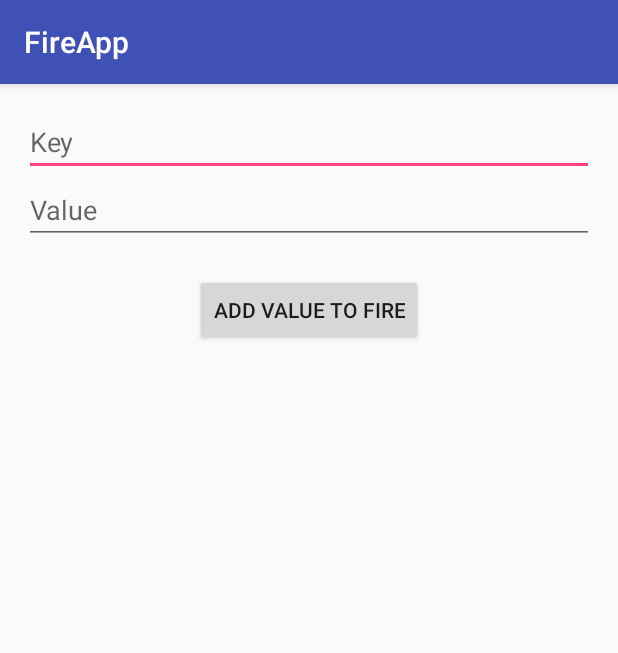
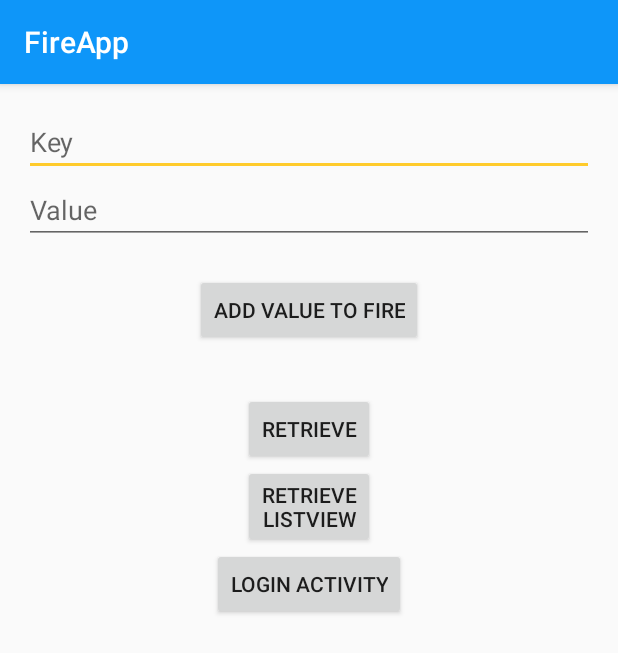
Before and after one commit to kedarnadkarny/FirebaseApp, an Android app: the screen it shows after launch (MainActivity), on a phone screen of 412 x 824 dp. Shown: the top 653 px of the screen. Run offline under Robolectric (Android 15) with nearby library versions, the phone set to English and light mode, and no system bars; libraries missing offline, so code that uses them is left out: com.firebase.client; 3 statements that could not run were skipped.

Commit message:
update 1

```diff
--- a/app/build.gradle
+++ b/app/build.gradle
@@ -10,6 +10,7 @@ android {
         targetSdkVersion 23
         versionCode 1
         versionName "1.0"
+        multiDexEnabled true
     }
     buildTypes {
         release {
@@ -25,8 +26,9 @@ dependencies {
     compile 'com.android.support:appcompat-v7:23.4.0'
     compile 'com.google.firebase:firebase-database:9.2.0'
 //    compile 'com.google.firebase:firebase-crash:9.4.0'
-//    compile 'com.google.firebase:firebase-auth:9.4.0'
+    compile 'com.google.firebase:firebase-messaging:9.2.0'
+    compile 'com.google.firebase:firebase-auth:9.2.0'
     compile 'com.firebase:firebase-client-android:2.5.0'
-//    compile fileTree(dir: 'libs', include: 'Parse-*.jar')
+    //compile 'com.firebaseui:firebase-ui:0.3.1'
 }
 apply plugin: 'com.google.gms.google-services'
--- a/app/src/main/java/com/example/kedar/fireapp/MainActivity.java
+++ b/app/src/main/java/com/example/kedar/fireapp/MainActivity.java
@@ -1,5 +1,6 @@
 package com.example.kedar.fireapp;
 
+import android.content.Intent;
 import android.support.v7.app.AppCompatActivity;
 import android.os.Bundle;
 import android.view.View;
@@ -8,11 +9,10 @@ import android.widget.EditText;
 import android.widget.Toast;
 
 import com.firebase.client.Firebase;
-import com.google.firebase.FirebaseApp;
 
 public class MainActivity extends AppCompatActivity {
 
-    private Button mSendData;
+    private Button mSendData, btnRetrieve, btnListViewActivity, btnLoginActivity;
     private Firebase mRef;
     private EditText mValueField, mKeyField;
 
@@ -26,6 +26,10 @@ public class MainActivity extends AppCompatActivity {
         mSendData = (Button) findViewById(R.id.sendData);
         mValueField = (EditText) findViewById(R.id.valueText);
         mKeyField = (EditText) findViewById(R.id.keyText);
+        btnRetrieve = (Button) findViewById(R.id.buttonRetrieve) ;
+        btnListViewActivity = (Button) findViewById(R.id.listViewButton);
+        btnLoginActivity = (Button) findViewById(R.id.LoginActivityBtn);
+
 
         mSendData.setOnClickListener(new View.OnClickListener() {
             @Override
@@ -41,5 +45,27 @@ public class MainActivity extends AppCompatActivity {
                 Toast.makeText(MainActivity.this, "Key:Value Added", Toast.LENGTH_SHORT).show();
             }
         });
+
+        btnRetrieve.setOnClickListener(new View.OnClickListener() {
+            @Override
+            public void onClick(View v) {
+                startActivity(new Intent(MainActivity.this, RetrieveActivity.class));
+            }
+        });
+
+        btnListViewActivity.setOnClickListener(new View.OnClickListener() {
+            @Override
+            public void onClick(View v) {
+                startActivity(new Intent(MainActivity.this, RetrieveListActivity.class));
+            }
+        });
+
+        btnLoginActivity.setOnClickListener(new View.OnClickListener() {
+            @Override
+            public void onClick(View v) {
+                startActivity(new Intent(MainActivity.this, LoginActivity.class));
+            }
+        });
+
     }
 }
--- /dev/null
+++ b/app/src/main/res/drawable/btn_background.xml
@@ -0,0 +1,5 @@
+<?xml version="1.0" encoding="utf-8"?>
+<shape xmlns:android="http://schemas.android.com/apk/res/android">
+    <solid android:color="@color/colorAccent" />
+    <corners android:radius="5dp" />
+</shape>
--- /dev/null
+++ b/app/src/main/res/drawable/input_background.xml
@@ -0,0 +1,5 @@
+<?xml version="1.0" encoding="utf-8"?>
+<shape xmlns:android="http://schemas.android.com/apk/res/android">
+    <solid android:color="#ffffff" />
+    <corners android:radius="5dp" />
+</shape>
--- a/app/src/main/res/layout/activity_main.xml
+++ b/app/src/main/res/layout/activity_main.xml
@@ -34,4 +34,32 @@
         android:layout_centerHorizontal="true"
         android:hint="Value" />
 
+    <Button
+        android:layout_width="wrap_content"
+        android:layout_height="wrap_content"
+        android:text="Retrieve"
+        android:id="@+id/buttonRetrieve"
+        android:layout_below="@+id/sendData"
+        android:layout_centerHorizontal="true"
+        android:layout_marginTop="31dp" />
+
+    <Button
+        android:layout_width="wrap_content"
+        android:layout_height="wrap_content"
+        android:text="RETRIEVE LISTVIEW"
+        android:id="@+id/listViewButton"
+        android:layout_below="@+id/buttonRetrieve"
+        android:layout_alignLeft="@+id/buttonRetrieve"
+        android:layout_alignStart="@+id/buttonRetrieve"
+        android:layout_alignRight="@+id/buttonRetrieve"
+        android:layout_alignEnd="@+id/buttonRetrieve" />
+
+    <Button
+        android:layout_width="wrap_content"
+        android:layout_height="wrap_content"
+        android:text="Login Activity"
+        android:id="@+id/LoginActivityBtn"
+        android:layout_below="@+id/listViewButton"
+        android:layout_centerHorizontal="true" />
+
 </RelativeLayout>
--- a/app/src/main/res/values/colors.xml
+++ b/app/src/main/res/values/colors.xml
@@ -1,6 +1,6 @@
 <?xml version="1.0" encoding="utf-8"?>
 <resources>
-    <color name="colorPrimary">#3F51B5</color>
-    <color name="colorPrimaryDark">#303F9F</color>
-    <color name="colorAccent">#FF4081</color>
+    <color name="colorPrimary">#0e96f9</color>
+    <color name="colorPrimaryDark">#117cc9</color>
+    <color name="colorAccent">#ffcb2b</color>
 </resources>
```
Also changed, not shown: app/src/main/AndroidManifest.xml (+9 -4 lines), app/src/main/java/com/example/kedar/fireapp/AccountActivity.java (added, +34 -0 lines), app/src/main/java/com/example/kedar/fireapp/LoginActivity.java (added, +85 -0 lines), app/src/main/java/com/example/kedar/fireapp/RetrieveActivity.java (added, +47 -0 lines), app/src/main/java/com/example/kedar/fireapp/RetrieveListActivity.java (added, +60 -0 lines), app/src/main/res/layout/activity_account.xml (added, +30 -0 lines), app/src/main/res/layout/activity_login.xml (added, +60 -0 lines), app/src/main/res/layout/activity_retrieve.xml (added, +19 -0 lines), app/src/main/res/layout/activity_retrieve_list.xml (added, +19 -0 lines), app/src/main/res/mipmap-xxhdpi/firebase.png (added), app/src/main/res/mipmap-xxhdpi/firebase_logo.png (added).
